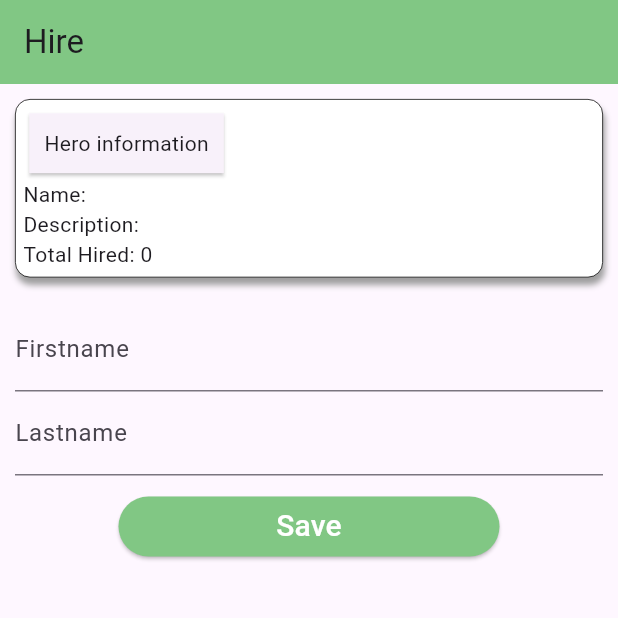
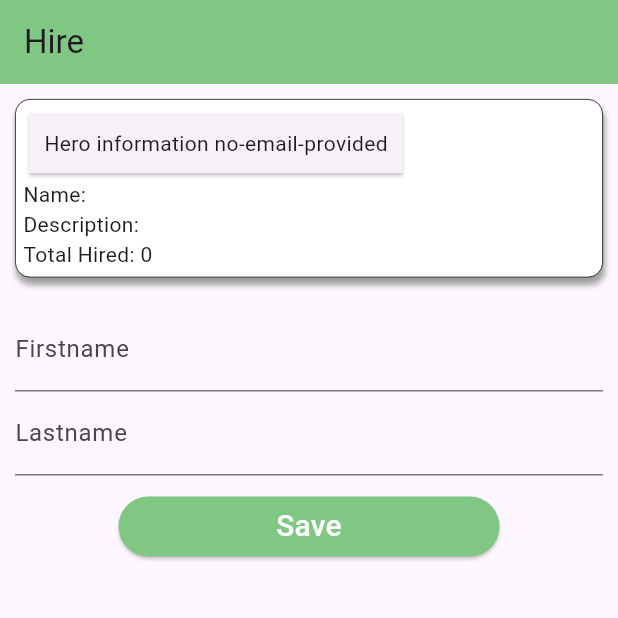
Before and after one commit to lisandrobatiancila/hero-fe, a Flutter app: the HirePage screen opened directly with empty values, on a phone screen of 412 x 824 dp, the top half of it. Run offline on Flutter 3.47's test engine with Material 3 defaults, Android fonts, the phone set to English and light mode, and no system bars; our stand-ins replace fluttertoast; missing offline and left inert: bulleted_list, dart:ffi; accounts and stored records are empty.

Commit message:
provider

```diff
--- a/lib/src/features/hire/presentation/index.dart
+++ b/lib/src/features/hire/presentation/index.dart
@@ -5,6 +5,8 @@ import 'package:heroes/src/features/hire/data/hireDTO.dart';
 import 'package:heroes/src/features/hire/domain/hire.domain.dart';
 import 'package:heroes/src/features/hire/service/hire.service.dart';
 import 'package:heroes/src/shared/data/hero.domain.dart';
+import 'package:heroes/src/shared/provider/account.provider.dart';
+import 'package:provider/provider.dart';
 
 class HirePage extends StatefulWidget{
   HirePage({required this.hero});
@@ -56,7 +58,9 @@ class _HirePage extends State<HirePage> {
         automaticallyImplyLeading: false,
         backgroundColor: Colors.green[300],
       ),
-      body: Container(
+      body: Consumer<AccountProvider>(
+        builder: (context, account, child) {
+          return Container(
             padding: const EdgeInsets.all(10.0),
             child: Column(
               children: <Widget>[
@@ -84,7 +88,7 @@ class _HirePage extends State<HirePage> {
                         shape: const RoundedRectangleBorder(),
                         child: Container(
                           padding: const EdgeInsets.all(10.0),
-                      child: const Text("Hero information"),
+                          child: Text("Hero information ${account.getEmail()}"),
                         ),
                       ),
                       Text("Name: ${hero.name}"),
@@ -169,6 +173,8 @@ class _HirePage extends State<HirePage> {
                 // })
               ],
             ),
+          );
+        },
       ),
     );
   }
--- a/lib/src/features/login/presentation/index.dart
+++ b/lib/src/features/login/presentation/index.dart
@@ -7,6 +7,8 @@ import 'package:fluttertoast/fluttertoast.dart';
 import 'package:heroes/src/features/dashboard/presentation/index.dart';
 import 'package:heroes/src/features/login/data/loginDTO.dart';
 import 'package:heroes/src/features/login/service/login.service.dart';
+import 'package:heroes/src/shared/provider/account.provider.dart';
+import 'package:provider/provider.dart';
 
 class LoginPage extends StatelessWidget {
 
@@ -37,6 +39,7 @@ class _Login extends State<Login> {
   }
 
   void onLoginUser() {
+  var accountInfo = Provider.of<AccountDTO>(context);
     String email = _email.text;
     String password = _password.text;
     LoginDTO loginDTO = LoginDTO(email, password);
@@ -49,6 +52,7 @@ class _Login extends State<Login> {
         if (code == 200) {
           _email.text = "",
           _password.text = "",
+
           Navigator.push(
             context,
             MaterialPageRoute(builder: (context) => DashBoard())
--- a/lib/src/shared/ip/shared.constant.dart
+++ b/lib/src/shared/ip/shared.constant.dart
@@ -1,4 +1,4 @@
 class SharedConstants {
-  static const String ip = "192.168.119.134";
+  static const String ip = "10.10.8.142";
 
 }
--- /dev/null
+++ b/lib/src/shared/provider/account.provider.dart
@@ -0,0 +1,31 @@
+import 'dart:collection';
+
+import 'package:flutter/material.dart';
+import 'package:provider/provider.dart';
+
+class AccountDTO {
+  String? email;
+  String? password;
+
+  AccountDTO(email, password);
+}
+
+class AccountProvider extends ChangeNotifier {
+
+  late AccountDTO accountInfo;
+
+  void setAccountCredentials(AccountDTO accountInfo) {
+    this.accountInfo = accountInfo;
+
+    notifyListeners();
+  }
+
+  String getEmail () {
+    return accountInfo.email ?? "no-email-provided";
+  }
+
+  String getPassword () {
+    return accountInfo.password ?? "no-password-provided";
+  }
+
+}
--- a/pubspec.yaml
+++ b/pubspec.yaml
@@ -38,6 +38,7 @@ dependencies:
   cupertino_icons: ^1.0.6
   http: ^1.2.1
   bulleted_list: ^0.0.1+0.1a
+  provider: ^6.1.2
 
 dev_dependencies:
   flutter_test:
```
Also changed, not shown: lib/main.dart (+8 -1 lines), pubspec.lock. Lines whose indentation alone changed are shown as unchanged.
